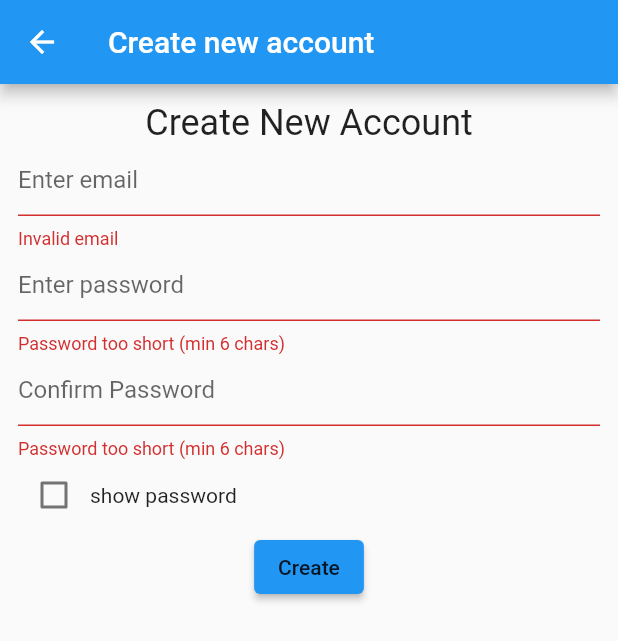
After one commit to vle3/vle3-lesson4-cmsc4303, a Flutter app: the CreateAccountScreen screen opened by its route, after a tap on "Create", on a phone screen of 412 x 824 dp. The commit adds this screen. Shown: the top 641 px of the screen. Run offline on Flutter 3.47's test engine with Material 2 defaults, Android fonts, the phone set to English and light mode, and no system bars; our stand-ins replace cloud_firestore, firebase_auth, firebase_core, firebase_storage, image_picker; accounts and stored records are empty.

Commit message:
complete implementation

```diff
--- a/lib/controller/auth_controller.dart
+++ b/lib/controller/auth_controller.dart
@@ -16,4 +16,12 @@ class Auth {
   static Future<void> signOut() async {
     await FirebaseAuth.instance.signOut();
   }
+
+  static Future<void> createAccount({
+    required String email,
+    required String password,
+  }) async {
+    await FirebaseAuth.instance
+        .createUserWithEmailAndPassword(email: email, password: password);
+  }
 }
--- a/lib/main.dart
+++ b/lib/main.dart
@@ -1,6 +1,7 @@
 import 'package:flutter/material.dart';
 import 'package:firebase_core/firebase_core.dart';
 import 'package:lesson4/model/photomemo.dart';
+import 'package:lesson4/viewscreen/createaccount_screen.dart';
 import 'package:lesson4/viewscreen/detailview_screen.dart';
 import 'package:lesson4/viewscreen/sharedwith_screen.dart';
 import 'package:lesson4/viewscreen/startdispatcher.dart';
@@ -36,7 +37,8 @@ class PhotoMemoApp extends StatelessWidget {
             var photoMemo = args as PhotoMemo;
             return DetailViewScreen(photoMemo: photoMemo);
           }
-        }
+        },
+        CreateAccountScreen.routeName: (context) => const CreateAccountScreen(),
       },
     );
   }
--- /dev/null
+++ b/lib/model/createaccount_screen_model.dart
@@ -0,0 +1,34 @@
+class CreateAccountScreenModel {
+  String? email;
+  String? password;
+  String? passwordConfirm;
+  bool showPassword = false;
+
+  String? validateEmail(String? value) {
+    if (value == null || !(value.contains('@') && value.contains('.'))) {
+      return 'Invalid email';
+    } else {
+      return null;
+    }
+  }
+
+  String? validatePassword(String? value) {
+    if (value == null || value.length < 6) {
+      return 'Password too short (min 6 chars)';
+    } else {
+      return null;
+    }
+  }
+
+  void saveEmail(String? value) {
+    email = value;
+  }
+
+  void savePassword(String? value) {
+    password = value;
+  }
+
+  void savePasswordConfirm(String? value) {
+    passwordConfirm = value;
+  }
+}
--- a/lib/model/home_screen_model.dart
+++ b/lib/model/home_screen_model.dart
@@ -5,6 +5,8 @@ class HomeScreenModel {
   User user;
   List<PhotoMemo>? photoMemoList;
   String? loadingErrorMessage;
+  int? deleteIndex;
+  bool deleteInProgress = false;
 
   HomeScreenModel({required this.user});
 }
--- /dev/null
+++ b/lib/viewscreen/createaccount_screen.dart
@@ -0,0 +1,162 @@
+import 'package:firebase_auth/firebase_auth.dart';
+import 'package:flutter/material.dart';
+import 'package:lesson4/controller/auth_controller.dart';
+import 'package:lesson4/model/constants.dart';
+import 'package:lesson4/model/createaccount_screen_model.dart';
+import 'package:lesson4/viewscreen/view/view_util.dart';
+
+class CreateAccountScreen extends StatefulWidget {
+  const CreateAccountScreen({Key? key}) : super(key: key);
+
+  static const routeName = '/createAccountScreen';
+
+  @override
+  State<StatefulWidget> createState() {
+    return _CreateAccountState();
+  }
+}
+
+class _CreateAccountState extends State<CreateAccountScreen> {
+  late _Controller con;
+  late CreateAccountScreenModel screenModel;
+  final formKey = GlobalKey<FormState>();
+
+  @override
+  void initState() {
+    super.initState();
+    con = _Controller(this);
+    screenModel = CreateAccountScreenModel();
+  }
+
+  void render(fn) {
+    setState(fn);
+  }
+
+  @override
+  Widget build(BuildContext context) {
+    return Scaffold(
+      appBar: AppBar(
+        title: const Text(
+          'Create new account',
+        ),
+      ),
+      body: SingleChildScrollView(
+        child: Padding(
+          padding: const EdgeInsets.all(12.0),
+          child: Form(
+            key: formKey,
+            child: Column(
+              children: [
+                Text(
+                  'Create New Account',
+                  style: Theme.of(context).textTheme.headline5,
+                ),
+                TextFormField(
+                  decoration: const InputDecoration(
+                    hintText: 'Enter email',
+                  ),
+                  initialValue: screenModel.email,
+                  keyboardType: TextInputType.emailAddress,
+                  autocorrect: false,
+                  validator: screenModel.validateEmail,
+                  onSaved: screenModel.saveEmail,
+                ),
+                TextFormField(
+                  decoration: const InputDecoration(
+                    hintText: 'Enter password',
+                  ),
+                  initialValue: screenModel.password,
+                  autocorrect: false,
+                  obscureText: !screenModel.showPassword,
+                  validator: screenModel.validatePassword,
+                  onSaved: screenModel.savePassword,
+                ),
+                TextFormField(
+                  decoration: const InputDecoration(
+                    hintText: 'Confirm Password',
+                  ),
+                  initialValue: screenModel.passwordConfirm,
+                  autocorrect: false,
+                  obscureText: !screenModel.showPassword,
+                  validator: screenModel.validatePassword,
+                  onSaved: screenModel.savePasswordConfirm,
+                ),
+                Row(
+                  children: [
+                    Checkbox(
+                      value: screenModel.showPassword,
+                      onChanged: con.showHidePassword,
+                    ),
+                    const Text(
+                      'show password',
+                    ),
+                  ],
+                ),
+                ElevatedButton(
+                  onPressed: con.create,
+                  child: Text(
+                    'Create',
+                    style: Theme.of(context).textTheme.button,
+                  ),
+                ),
+              ],
+            ),
+          ),
+        ),
+      ),
+    );
+  }
+}
+
+class _Controller {
+  _CreateAccountState state;
+  _Controller(this.state);
+
+  Future<void> create() async {
+    FormState? currentState = state.formKey.currentState;
+    if (currentState == null || !currentState.validate()) return;
+    currentState.save();
+
+    if (state.screenModel.password != state.screenModel.passwordConfirm) {
+      showSnackBar(
+        context: state.context,
+        message: 'password does not match',
+        seconds: 5,
+      );
+      return;
+    }
+
+    try {
+      await Auth.createAccount(
+        email: state.screenModel.email!,
+        password: state.screenModel.password!,
+      );
+      //account created!
+      if (state.mounted) {
+        Navigator.of(state.context).pop(); //go back
+      }
+    } on FirebaseAuthException catch (e) {
+      if (Constant.devMode) print('======== failed to create: $e');
+      showSnackBar(
+        context: state.context,
+        message: '${e.code} ${e.message}',
+        seconds: 5,
+      );
+    } catch (e) {
+      if (Constant.devMode) print('=========failed to create: ${e}');
+      showSnackBar(
+        context: state.context,
+        message: 'failed to create: ${e}',
+        seconds: 5,
+      );
+    }
+  }
+
+  void showHidePassword(bool? value) {
+    if (value != null) {
+      state.render(() {
+        state.screenModel.showPassword = value;
+      });
+    }
+  }
+}
```
Also changed, not shown: lib/controller/firestore_controller.dart (+7 -0 lines), lib/viewscreen/home_screen.dart (+66 -4 lines), lib/viewscreen/sharedwith_screen.dart (+48 -4 lines), lib/viewscreen/signin_screen.dart (+16 -1 lines), 1 other file.
